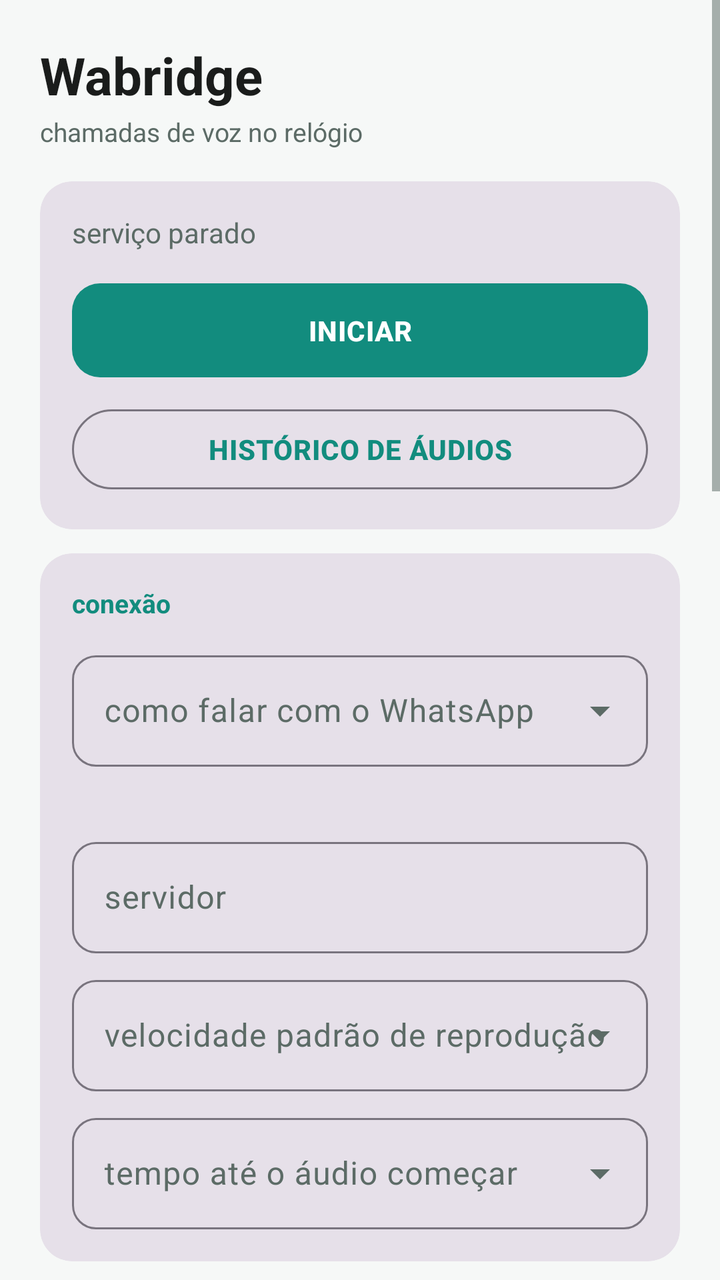
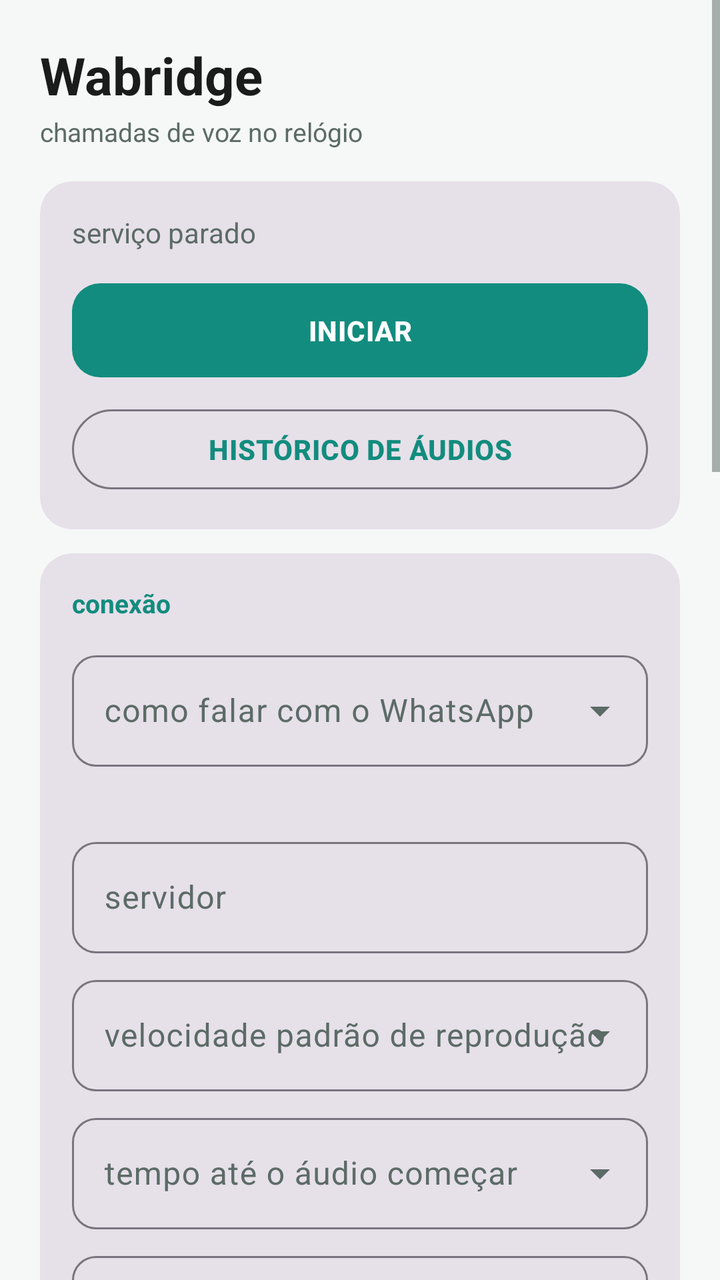

Compare the two renders of this Android layout. The source of the first and the diff that turns it into the second are given below.
<!-- AndroidManifest.xml: application theme AppTheme -->
<!-- res/layout/activity_main.xml -->
<?xml version="1.0" encoding="utf-8"?>
<ScrollView xmlns:android="http://schemas.android.com/apk/res/android"
    xmlns:app="http://schemas.android.com/apk/res-auto"
    android:layout_width="match_parent"
    android:layout_height="match_parent"
    android:background="@color/background"
    android:fillViewport="true">

    <LinearLayout
        android:layout_width="match_parent"
        android:layout_height="wrap_content"
        android:orientation="vertical"
        android:padding="20dp">

        
        <LinearLayout
            android:layout_width="match_parent"
            android:layout_height="wrap_content"
            android:gravity="bottom"
            android:orientation="horizontal">

            <TextView
                android:layout_width="wrap_content"
                android:layout_height="wrap_content"
                android:text="@string/app_name"
                android:textColor="@color/on_surface"
                android:textSize="26sp"
                android:textStyle="bold" />

            <TextView
                android:id="@+id/versionText"
                android:layout_width="0dp"
                android:layout_height="wrap_content"
                android:layout_weight="1"
                android:layout_marginStart="8dp"
                android:gravity="end"
                android:textColor="@color/on_surface_variant"
                android:textSize="13sp" />
        </LinearLayout>

        <TextView
            android:layout_width="wrap_content"
            android:layout_height="wrap_content"
            android:layout_marginTop="2dp"
            android:text="@string/subtitle"
            android:textColor="@color/on_surface_variant"
            android:textSize="13sp" />

        
        <com.google.android.material.card.MaterialCardView
            style="@style/Widget.Material3.CardView.Filled"
            android:layout_width="match_parent"
            android:layout_height="wrap_content"
            android:layout_marginTop="16dp"
            app:cardCornerRadius="16dp"
            app:cardElevation="0dp">

            <LinearLayout
                android:layout_width="match_parent"
                android:layout_height="wrap_content"
                android:orientation="vertical"
                android:padding="16dp">

                <TextView
                    android:id="@+id/serviceStateText"
                    android:layout_width="match_parent"
                    android:layout_height="wrap_content"
                    android:text="@string/service_off"
                    android:textColor="@color/on_surface_variant"
                    android:textSize="14sp" />

                <com.google.android.material.button.MaterialButton
                    android:id="@+id/toggleServiceButton"
                    android:layout_width="match_parent"
                    android:layout_height="wrap_content"
                    android:layout_marginTop="12dp"
                    android:text="@string/start" />

                <com.google.android.material.button.MaterialButton
                    android:id="@+id/callHistoryButton"
                    style="@style/Widget.Material3.Button.OutlinedButton"
                    android:layout_width="match_parent"
                    android:layout_height="wrap_content"
                    android:layout_marginTop="8dp"
                    android:text="@string/call_history_button_empty" />

            </LinearLayout>
        </com.google.android.material.card.MaterialCardView>

        
        <com.google.android.material.card.MaterialCardView
            style="@style/Widget.Material3.CardView.Filled"
            android:layout_width="match_parent"
            android:layout_height="wrap_content"
            android:layout_marginTop="12dp"
            app:cardCornerRadius="16dp"
            app:cardElevation="0dp">

            <LinearLayout
                android:layout_width="match_parent"
                android:layout_height="wrap_content"
                android:orientation="vertical"
                android:padding="16dp">

                <TextView
                    android:layout_width="wrap_content"
                    android:layout_height="wrap_content"
                    android:text="@string/section_connection"
                    android:textColor="@color/brand"
                    android:textSize="13sp"
                    android:textStyle="bold" />

                <com.google.android.material.textfield.TextInputLayout
                    style="@style/Widget.Material3.TextInputLayout.OutlinedBox.ExposedDropdownMenu"
                    android:layout_width="match_parent"
                    android:layout_height="wrap_content"
                    android:layout_marginTop="12dp"
                    android:hint="@string/engine_label">

                    <com.google.android.material.textfield.MaterialAutoCompleteTextView
                        android:id="@+id/modeSpinner"
                        android:layout_width="match_parent"
                        android:layout_height="wrap_content"
                        android:editable="false"
                        android:inputType="none" />
                </com.google.android.material.textfield.TextInputLayout>

                <TextView
                    android:id="@+id/engineStatusText"
                    android:layout_width="match_parent"
                    android:layout_height="wrap_content"
                    android:layout_marginTop="8dp"
                    android:textColor="@color/on_surface_variant"
                    android:textSize="12sp" />

                <com.google.android.material.textfield.TextInputLayout
                    style="@style/Widget.Material3.TextInputLayout.OutlinedBox"
                    android:layout_width="match_parent"
                    android:layout_height="wrap_content"
                    android:layout_marginTop="8dp"
                    android:hint="@string/server_label">

                    <com.google.android.material.textfield.TextInputEditText
                        android:id="@+id/urlInput"
                        android:layout_width="match_parent"
                        android:layout_height="wrap_content"
                        android:imeOptions="actionDone"
                        android:importantForAutofill="no"
                        android:inputType="textUri"
                        android:maxLines="1" />
                </com.google.android.material.textfield.TextInputLayout>

                <com.google.android.material.textfield.TextInputLayout
                    style="@style/Widget.Material3.TextInputLayout.OutlinedBox.ExposedDropdownMenu"
                    android:layout_width="match_parent"
                    android:layout_height="wrap_content"
                    android:layout_marginTop="8dp"
                    android:hint="@string/speed_label">

                    <com.google.android.material.textfield.MaterialAutoCompleteTextView
                        android:id="@+id/speedSpinner"
                        android:layout_width="match_parent"
                        android:layout_height="wrap_content"
                        android:inputType="none" />
                </com.google.android.material.textfield.TextInputLayout>

                <com.google.android.material.textfield.TextInputLayout
                    style="@style/Widget.Material3.TextInputLayout.OutlinedBox.ExposedDropdownMenu"
                    android:layout_width="match_parent"
                    android:layout_height="wrap_content"
                    android:layout_marginTop="8dp"
                    android:hint="@string/audio_delay_label">

                    <com.google.android.material.textfield.MaterialAutoCompleteTextView
                        android:id="@+id/audioDelaySpinner"
                        android:layout_width="match_parent"
                        android:layout_height="wrap_content"
                        android:inputType="none" />
                </com.google.android.material.textfield.TextInputLayout>
            </LinearLayout>
        </com.google.android.material.card.MaterialCardView>

        
        <com.google.android.material.card.MaterialCardView
            style="@style/Widget.Material3.CardView.Filled"
            android:layout_width="match_parent"
            android:layout_height="wrap_content"
            android:layout_marginTop="12dp"
            app:cardCornerRadius="16dp"
            app:cardElevation="0dp">

            <LinearLayout
                android:layout_width="match_parent"
                android:layout_height="wrap_content"
                android:orientation="vertical"
                android:padding="16dp">

                <TextView
                    android:layout_width="wrap_content"
                    android:layout_height="wrap_content"
                    android:text="@string/section_pairing"
                    android:textColor="@color/brand"
                    android:textSize="13sp"
                    android:textStyle="bold" />

                <TextView
                    android:id="@+id/accountStatusText"
                    android:layout_width="match_parent"
                    android:layout_height="wrap_content"
                    android:layout_marginTop="8dp"
                    android:textColor="@color/on_surface_variant"
                    android:textSize="13sp" />

                <LinearLayout
                    android:layout_width="match_parent"
                    android:layout_height="wrap_content"
                    android:layout_marginTop="12dp"
                    android:orientation="horizontal">

                    <com.google.android.material.textfield.TextInputLayout
                        style="@style/Widget.Material3.TextInputLayout.OutlinedBox"
                        android:layout_width="80dp"
                        android:layout_height="wrap_content"
                        android:hint="@string/country_code_hint">

                        <com.google.android.material.textfield.TextInputEditText
                            android:id="@+id/countryCodeInput"
                            android:layout_width="match_parent"
                            android:layout_height="wrap_content"
                            android:importantForAutofill="no"
                            android:inputType="phone"
                            android:maxLength="4"
                            android:maxLines="1" />
                    </com.google.android.material.textfield.TextInputLayout>

                    <com.google.android.material.textfield.TextInputLayout
                        style="@style/Widget.Material3.TextInputLayout.OutlinedBox"
                        android:layout_width="0dp"
                        android:layout_height="wrap_content"
                        android:layout_marginStart="8dp"
                        android:layout_weight="1"
                        android:hint="@string/phone_hint">

                        <com.google.android.material.textfield.TextInputEditText
                            android:id="@+id/phoneInput"
                            android:layout_width="match_parent"
                            android:layout_height="wrap_content"
                            android:importantForAutofill="no"
                            android:inputType="phone"
                            android:maxLines="1" />
                    </com.google.android.material.textfield.TextInputLayout>
                </LinearLayout>

                <com.google.android.material.button.MaterialButton
                    android:id="@+id/pairButton"
                    android:layout_width="match_parent"
                    android:layout_height="wrap_content"
                    android:layout_marginTop="12dp"
                    android:text="@string/pair"
                    android:textColor="@color/white" />

                <TextView
                    android:id="@+id/pairResultText"
                    android:layout_width="match_parent"
                    android:layout_height="wrap_content"
                    android:layout_marginTop="10dp"
                    android:textColor="@color/on_surface_variant"
                    android:textSize="13sp"
                    android:visibility="gone" />

                <com.google.android.material.button.MaterialButton
                    android:id="@+id/batteryButton"
                    style="@style/Widget.Material3.Button.TonalButton"
                    android:layout_width="match_parent"
                    android:layout_height="wrap_content"
                    android:layout_marginTop="8dp"
                    android:text="@string/battery" />
            </LinearLayout>
        </com.google.android.material.card.MaterialCardView>

        
        <com.google.android.material.card.MaterialCardView
            style="@style/Widget.Material3.CardView.Filled"
            android:layout_width="match_parent"
            android:layout_height="wrap_content"
            android:layout_marginTop="12dp"
            app:cardCornerRadius="16dp"
            app:cardElevation="0dp">

            <LinearLayout
                android:layout_width="match_parent"
                android:layout_height="wrap_content"
                android:orientation="vertical"
                android:padding="16dp">

                <TextView
                    android:layout_width="wrap_content"
                    android:layout_height="wrap_content"
                    android:text="@string/section_allowed"
                    android:textColor="@color/brand"
                    android:textSize="13sp"
                    android:textStyle="bold" />

                <LinearLayout
                    android:layout_width="match_parent"
                    android:layout_height="wrap_content"
                    android:layout_marginTop="12dp"
                    android:gravity="center_vertical"
                    android:orientation="horizontal">

                    <TextView
                        android:id="@+id/allowedSummary"
                        android:layout_width="0dp"
                        android:layout_height="wrap_content"
                        android:layout_weight="1"
                        android:text="@string/allowed_empty"
                        android:textColor="@color/on_surface"
                        android:textSize="14sp" />

                    <com.google.android.material.button.MaterialButton
                        android:id="@+id/allowedPickButton"
                        style="@style/Widget.Material3.Button.OutlinedButton"
                        android:layout_width="wrap_content"
                        android:layout_height="wrap_content"
                        android:text="@string/allowed_pick" />
                </LinearLayout>

                <com.google.android.material.textfield.TextInputLayout
                    style="@style/Widget.Material3.TextInputLayout.OutlinedBox"
                    android:layout_width="match_parent"
                    android:layout_height="wrap_content"
                    android:layout_marginTop="8dp"
                    android:hint="@string/allowed_hint">

                    <com.google.android.material.textfield.TextInputEditText
                        android:id="@+id/allowedInput"
                        android:layout_width="match_parent"
                        android:layout_height="wrap_content"
                        android:importantForAutofill="no"
                        android:inputType="text"
                        android:maxLines="2" />
                </com.google.android.material.textfield.TextInputLayout>
            </LinearLayout>
        </com.google.android.material.card.MaterialCardView>

        
        <com.google.android.material.card.MaterialCardView
            style="@style/Widget.Material3.CardView.Filled"
            android:layout_width="match_parent"
            android:layout_height="wrap_content"
            android:layout_marginTop="12dp"
            app:cardCornerRadius="16dp"
            app:cardElevation="0dp">

            <LinearLayout
                android:layout_width="match_parent"
                android:layout_height="wrap_content"
                android:orientation="vertical"
                android:padding="16dp">

                <TextView
                    android:layout_width="wrap_content"
                    android:layout_height="wrap_content"
                    android:text="@string/section_bluetooth"
                    android:textColor="@color/brand"
                    android:textSize="13sp"
                    android:textStyle="bold" />

                <com.google.android.material.checkbox.MaterialCheckBox
                    android:id="@+id/btOnlyCheck"
                    android:layout_width="match_parent"
                    android:layout_height="wrap_content"
                    android:layout_marginTop="10dp"
                    android:text="@string/bt_only"
                    android:textColor="@color/on_surface" />

                <com.google.android.material.button.MaterialButton
                    android:id="@+id/btPickButton"
                    style="@style/Widget.Material3.Button.TonalButton"
                    android:layout_width="match_parent"
                    android:layout_height="wrap_content"
                    android:layout_marginTop="8dp"
                    android:text="@string/bt_pick" />

                <TextView
                    android:id="@+id/btState"
                    android:layout_width="match_parent"
                    android:layout_height="wrap_content"
                    android:layout_marginTop="8dp"
                    android:textColor="@color/on_surface_variant"
                    android:textSize="12sp" />
            </LinearLayout>
        </com.google.android.material.card.MaterialCardView>

        
        <CheckBox
            android:id="@+id/acceptOwnCheck"
            android:layout_width="match_parent"
            android:layout_height="wrap_content"
            android:layout_marginTop="8dp"
            android:text="@string/accept_own_label" />

        
        <com.google.android.material.button.MaterialButton
            android:id="@+id/testCallButton"
            style="@style/Widget.Material3.Button.TextButton"
            android:layout_width="match_parent"
            android:layout_height="wrap_content"
            android:layout_marginTop="8dp"
            android:text="@string/test_call" />

        
        <com.google.android.material.button.MaterialButton
            android:id="@+id/audioDiagnosticsButton"
            style="@style/Widget.Material3.Button.OutlinedButton"
            android:layout_width="match_parent"
            android:layout_height="wrap_content"
            android:layout_marginTop="8dp"
            android:text="@string/audio_diagnostics"
            android:visibility="gone" />

        <com.google.android.material.button.MaterialButton
            android:id="@+id/saveLogButton"
            style="@style/Widget.Material3.Button.OutlinedButton"
            android:layout_width="match_parent"
            android:layout_height="wrap_content"
            android:layout_marginTop="8dp"
            android:text="@string/save_log" />

        
        <com.google.android.material.card.MaterialCardView
            style="@style/Widget.Material3.CardView.Filled"
            android:layout_width="match_parent"
            android:layout_height="wrap_content"
            android:layout_marginTop="20dp"
            app:cardCornerRadius="16dp"
            app:cardElevation="0dp">

            <LinearLayout
                android:layout_width="match_parent"
                android:layout_height="wrap_content"
                android:orientation="vertical"
                android:padding="16dp">

                <TextView
                    android:layout_width="wrap_content"
                    android:layout_height="wrap_content"
                    android:text="@string/section_language"
                    android:textColor="@color/brand"
                    android:textSize="13sp"
                    android:textStyle="bold" />

                <com.google.android.material.textfield.TextInputLayout
                    style="@style/Widget.Material3.TextInputLayout.OutlinedBox.ExposedDropdownMenu"
                    android:layout_width="match_parent"
                    android:layout_height="wrap_content"
                    android:layout_marginTop="12dp"
                    android:hint="@string/language_label">

                    <com.google.android.material.textfield.MaterialAutoCompleteTextView
                        android:id="@+id/languageSpinner"
                        android:layout_width="match_parent"
                        android:layout_height="wrap_content"
                        android:inputType="none" />
                </com.google.android.material.textfield.TextInputLayout>

                <TextView
                    android:id="@+id/languageDesc"
                    android:layout_width="match_parent"
                    android:layout_height="wrap_content"
                    android:layout_marginTop="8dp"
                    android:textColor="@color/on_surface_variant"
                    android:textSize="12sp" />

            </LinearLayout>
        </com.google.android.material.card.MaterialCardView>
    </LinearLayout>
</ScrollView>
<!-- resources referenced by this layout -->
<resources>
  <color name="background">#F6F8F7</color>
  <color name="brand">#128C7E</color>
  <color name="on_surface">#1A1C1B</color>
  <color name="on_surface_variant">#5C6B66</color>
  <color name="white">#FFFFFF</color>
  <string name="accept_own_label">Tocar meus próprios áudios (modo teste)</string>
  <string name="allowed_empty">todos (lista vazia)</string>
  <string name="allowed_hint">números com DDD separados por vírgula (vazio = todos)</string>
  <string name="allowed_pick">escolher</string>
  <string name="app_name">Wabridge</string>
  <string name="audio_delay_label">tempo até o áudio começar</string>
  <string name="audio_diagnostics">diagnóstico do áudio</string>
  <string name="battery">não deixar o celular dormir o app</string>
  <string name="bt_only">só ligar quando o relógio estiver conectado</string>
  <string name="bt_pick">escolher aparelho</string>
  <string name="call_history_button_empty">histórico de áudios</string>
  <string name="country_code_hint">DDI</string>
  <string name="engine_label">como falar com o WhatsApp</string>
  <string name="language_label">idioma do app</string>
  <string name="pair">gerar código de 8 dígitos</string>
  <string name="phone_hint">DDD + número</string>
  <string name="save_log">salvar log (TXT)</string>
  <string name="section_allowed">quem pode ligar</string>
  <string name="section_bluetooth">relógio / fone</string>
  <string name="section_connection">conexão</string>
  <string name="section_language">idioma</string>
  <string name="section_pairing">parear o WhatsApp</string>
  <string name="server_label">servidor</string>
  <string name="service_off">serviço parado</string>
  <string name="speed_label">velocidade padrão de reprodução</string>
  <string name="start">iniciar</string>
  <string name="subtitle">chamadas de voz no relógio</string>
  <string name="test_call">testar chamada</string>
  <color name="brand_container">#D3EFE7</color>
  <color name="brand_dark">#075E54</color>
  <color name="accent">#25D366</color>
  <color name="surface">#FFFFFF</color>
  <color name="surface_variant">#EDF1EF</color>
  <style name="Widget.Wabridge.Button" parent="Widget.Material3.Button">
          <item name="android:textAllCaps">true</item>
          <item name="android:textStyle">bold</item>
          <item name="android:letterSpacing">0.02</item>
          <item name="cornerRadius">14dp</item>
          <item name="android:paddingTop">14dp</item>
          <item name="android:paddingBottom">14dp</item>
      </style>
  <style name="Widget.Wabridge.TextInput" parent="Widget.Material3.TextInputLayout.OutlinedBox">
          <item name="boxCornerRadiusTopStart">12dp</item>
          <item name="boxCornerRadiusTopEnd">12dp</item>
          <item name="boxCornerRadiusBottomStart">12dp</item>
          <item name="boxCornerRadiusBottomEnd">12dp</item>
      </style>
  <style name="Widget.Wabridge.Spinner" parent="Widget.Material3.TextInputLayout.OutlinedBox.ExposedDropdownMenu">
          <item name="boxCornerRadiusTopStart">12dp</item>
          <item name="boxCornerRadiusTopEnd">12dp</item>
          <item name="boxCornerRadiusBottomStart">12dp</item>
          <item name="boxCornerRadiusBottomEnd">12dp</item>
      </style>
  <style name="Widget.Wabridge.CheckBox" parent="Widget.Material3.CompoundButton.CheckBox">
          <item name="buttonTint">@color/brand</item>
      </style>
  <style name="Theme.Wabridge.Dialog" parent="ThemeOverlay.Material3.Dialog.Alert">
          <item name="colorPrimary">@color/brand</item>
      </style>
  <!-- unchanged entries left out for length: 1 -->
</resources>

<!-- the commit's change to res/layout/activity_main.xml (unified diff, before → after) -->
@@ -173,6 +173,20 @@
 
                     <com.google.android.material.textfield.MaterialAutoCompleteTextView
                         android:id="@+id/audioDelaySpinner"
+                        android:layout_width="match_parent"
+                        android:layout_height="wrap_content"
+                        android:inputType="none" />
+                </com.google.android.material.textfield.TextInputLayout>
+
+                <com.google.android.material.textfield.TextInputLayout
+                    style="@style/Widget.Material3.TextInputLayout.OutlinedBox.ExposedDropdownMenu"
+                    android:layout_width="match_parent"
+                    android:layout_height="wrap_content"
+                    android:layout_marginTop="8dp"
+                    android:hint="@string/beep_delay_label">
+
+                    <com.google.android.material.textfield.MaterialAutoCompleteTextView
+                        android:id="@+id/beepDelaySpinner"
                         android:layout_width="match_parent"
                         android:layout_height="wrap_content"
                         android:inputType="none" />
<!-- resource entries referenced after the edit -->
@@ -13,6 +13,7 @@
   <string name="audio_delay_label">tempo até o áudio começar</string>
   <string name="audio_diagnostics">diagnóstico do áudio</string>
   <string name="battery">não deixar o celular dormir o app</string>
+  <string name="beep_delay_label">tempo até o bipe para falar</string>
   <string name="bt_only">só ligar quando o relógio estiver conectado</string>
   <string name="bt_pick">escolher aparelho</string>
   <string name="call_history_button_empty">histórico de áudios</string>
